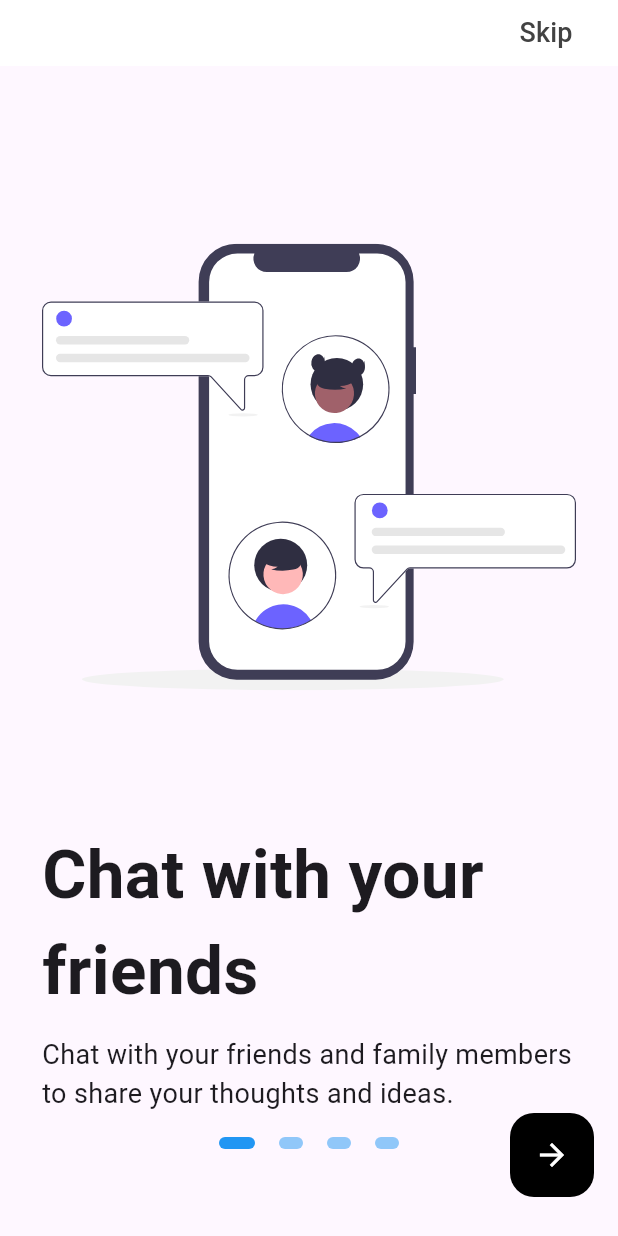
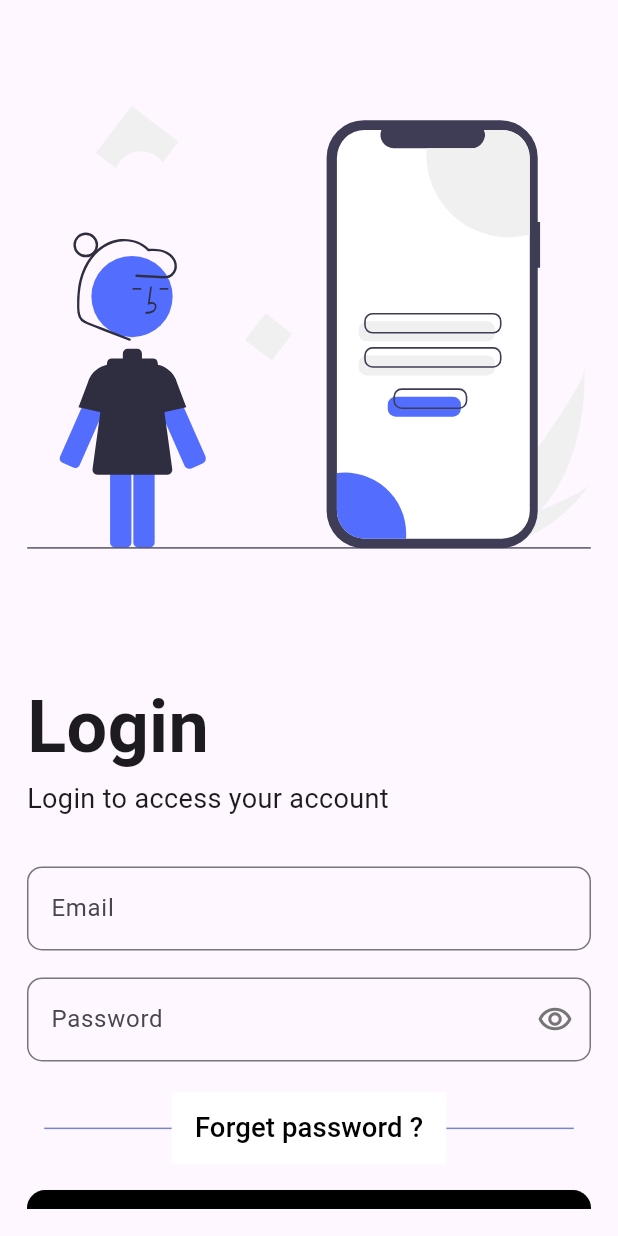
Before and after one commit to AhmedSamy02/tasklist_application, a Flutter app: the screen it shows after launch, on a phone screen of 412 x 824 dp. Run offline on Flutter 3.47's test engine with Material 3 defaults, Android fonts, the phone set to English and light mode, and no system bars; drawn by our look-alikes of flutter_onboarding_slider; our stand-ins replace dartz, dio, flutter_screenutil, flutter_svg, get_it, google_fonts and 1 more; missing offline and left inert: cloudinary_api, dart_frog, dart_jsonwebtoken, mongo_dart; Roboto replaces fonts that are missing (Cookie).

Commit message:
[➕ FR] Application; Login Screen Added

```diff
--- a/tasklist_application/tasklist_recipes_chat/lib/core/constants/assets.dart
+++ b/tasklist_application/tasklist_recipes_chat/lib/core/constants/assets.dart
@@ -2,3 +2,4 @@ const kOnboardingTask = 'assets/images/svg/onboarding_tasks.svg';
 const kOnboardingRecipie = 'assets/images/svg/onboarding_recipie.svg';
 const kOnboardingChat = 'assets/images/svg/onboarding_chat.svg';
 const kOnboardingMedia = 'assets/images/svg/onboarding_media.svg';
+const kLoginAsset = 'assets/images/svg/login.svg';
--- /dev/null
+++ b/tasklist_application/tasklist_recipes_chat/lib/features/auth/presentation/screens/login_screen.dart
@@ -0,0 +1,98 @@
+import 'package:flutter/material.dart';
+import 'package:flutter_screenutil/flutter_screenutil.dart';
+import 'package:flutter_svg/flutter_svg.dart';
+import 'package:tasklist_recipes_chat/core/constants/assets.dart';
+import 'package:tasklist_recipes_chat/features/auth/presentation/widgets/email_textfield.dart';
+import 'package:tasklist_recipes_chat/features/auth/presentation/widgets/login_paragraph.dart';
+import 'package:tasklist_recipes_chat/features/auth/presentation/widgets/password_textfield.dart';
+
+class LoginScreen extends StatelessWidget {
+  final _emailController = TextEditingController();
+  final _passwordController = TextEditingController();
+
+  LoginScreen({super.key});
+  @override
+  Widget build(BuildContext context) {
+    return Scaffold(
+      body: Padding(
+        padding: const EdgeInsets.all(18.0),
+        child: SingleChildScrollView(
+          child: Column(
+            children: [
+              SizedBox(
+                height: 350.sp,
+                child: SvgPicture.asset(kLoginAsset),
+              ),
+              Padding(
+                padding: EdgeInsets.symmetric(vertical: 28.sp),
+                child: const LoginParagraph(),
+              ),
+              Column(
+                children: [
+                  EmailTextfield(
+                      emailController: _emailController, enabled: true),
+                  Padding(
+                    padding: const EdgeInsets.only(top: 18.0),
+                    child: PasswordTextfield(
+                      controller: _passwordController,
+                      textInputAction: TextInputAction.done,
+                    ),
+                  )
+                ],
+              ),
+              Padding(
+                padding: EdgeInsets.only(top: 18.sp),
+                child: Stack(
+                  alignment: Alignment.center,
+                  children: [
+                    Divider(
+                      color: Colors.indigo[300],
+                      endIndent: 10.sp,
+                      indent: 10.sp,
+                    ),
+                    Container(
+                      color: Colors.white,
+                      width: 160.w,
+                      child: TextButton(
+                        onPressed: () {},
+                        child: Text(
+                          'Forget password ?',
+                          style:
+                              TextStyle(color: Colors.black, fontSize: 16.sp),
+                        ),
+                      ),
+                    )
+                  ],
+                ),
+              ),
+              Padding(
+                padding: EdgeInsets.only(top: 15.sp),
+                child: SizedBox(
+                  width: double.infinity,
+                  height: 50.sp,
+                  child: ElevatedButton(
+                    onPressed: () {},
+                    style: ElevatedButton.styleFrom(
+                      backgroundColor: Colors.black,
+                      shape: RoundedRectangleBorder(
+                        borderRadius: BorderRadius.circular(12),
+                      ),
+                    ),
+                    child: const Text(
+                      'Login',
+                      style: TextStyle(
+                        fontSize: 18,
+                        fontWeight: FontWeight.bold,
+                        color: Colors.white,
+                      ),
+                    ),
+                  ),
+                ),
+              )
+            ],
+          ),
+        ),
+      ),
+    );
+  }
+}
--- /dev/null
+++ b/tasklist_application/tasklist_recipes_chat/lib/features/auth/presentation/widgets/email_textfield.dart
@@ -0,0 +1,39 @@
+import 'package:flutter/material.dart';
+
+class EmailTextfield extends StatelessWidget {
+  const EmailTextfield({
+    super.key,
+    required this.emailController,
+    this.initialValue,
+    required this.enabled,
+  });
+  final TextEditingController emailController;
+  final String? initialValue;
+  final bool enabled;
+  @override
+  Widget build(BuildContext context) {
+    return TextFormField(
+      initialValue: initialValue,
+      controller: emailController,
+      enabled: enabled,
+      keyboardType: TextInputType.emailAddress,
+      maxLines: 1,
+      textInputAction: TextInputAction.next,
+      decoration: const InputDecoration(
+          focusedBorder: OutlineInputBorder(
+            borderSide: BorderSide(color: Colors.indigo, width: 2.0),
+            borderRadius: BorderRadius.all(
+              Radius.circular(10),
+            ),
+          ),
+          border: OutlineInputBorder(
+            borderSide: BorderSide(color: Colors.grey, width: 2.0),
+            borderRadius: BorderRadius.all(
+              Radius.circular(10),
+            ),
+          ),
+          labelText: 'Email',
+          floatingLabelStyle: TextStyle(color: Colors.indigo, fontSize: 18)),
+    );
+  }
+}
--- /dev/null
+++ b/tasklist_application/tasklist_recipes_chat/lib/features/auth/presentation/widgets/login_paragraph.dart
@@ -0,0 +1,31 @@
+import 'package:flutter/material.dart';
+import 'package:google_fonts/google_fonts.dart';
+
+class LoginParagraph extends StatelessWidget {
+  const LoginParagraph({
+    super.key,
+  });
+
+  @override
+  Widget build(BuildContext context) {
+    return Column(
+      crossAxisAlignment: CrossAxisAlignment.start,
+      children: [
+        SizedBox(
+          width: double.infinity,
+          child: Text(
+            'Login',
+            style:
+                GoogleFonts.cookie(fontSize: 48, fontWeight: FontWeight.bold),
+          ),
+        ),
+        const Text(
+          'Login to access your account',
+          style: TextStyle(
+            fontSize: 18,
+          ),
+        ),
+      ],
+    );
+  }
+}
--- /dev/null
+++ b/tasklist_application/tasklist_recipes_chat/lib/features/auth/presentation/widgets/password_textfield.dart
@@ -0,0 +1,53 @@
+import 'package:flutter/material.dart';
+
+class PasswordTextfield extends StatefulWidget {
+  const PasswordTextfield({
+    super.key,
+    required this.controller,
+    required this.textInputAction,
+  });
+  final TextEditingController controller;
+  final TextInputAction textInputAction;
+  @override
+  State<PasswordTextfield> createState() => _PasswordTextfieldState();
+}
+
+class _PasswordTextfieldState extends State<PasswordTextfield> {
+  bool shown = false;
+  @override
+  Widget build(BuildContext context) {
+    return TextField(
+      controller: widget.controller,
+      keyboardType: TextInputType.visiblePassword,
+      obscureText: !shown,
+      maxLines: 1,
+      textInputAction: widget.textInputAction,
+      decoration: InputDecoration(
+          focusedBorder: const OutlineInputBorder(
+            borderSide: BorderSide(color: Colors.indigo, width: 2.0),
+            borderRadius: BorderRadius.all(
+              Radius.circular(10),
+            ),
+          ),
+          border: const OutlineInputBorder(
+            borderSide: BorderSide(color: Colors.grey, width: 2.0),
+            borderRadius: BorderRadius.all(
+              Radius.circular(10),
+            ),
+          ),
+          labelText: 'Password',
+          suffixIcon: IconButton(
+              onPressed: () {
+                setState(() {
+                  shown = !shown;
+                });
+              },
+              icon: Icon(
+                Icons.remove_red_eye_outlined,
+                color: Colors.grey[600],
+              )),
+          floatingLabelStyle:
+              const TextStyle(color: Colors.indigo, fontSize: 18)),
+    );
+  }
+}
--- a/tasklist_application/tasklist_recipes_chat/lib/main.dart
+++ b/tasklist_application/tasklist_recipes_chat/lib/main.dart
@@ -1,6 +1,8 @@
 import 'package:flutter/material.dart';
+import 'package:flutter_screenutil/flutter_screenutil.dart';
 import 'package:google_fonts/google_fonts.dart';
 import 'package:tasklist_recipes_chat/core/constants/screens.dart';
+import 'package:tasklist_recipes_chat/features/auth/presentation/screens/login_screen.dart';
 import 'package:tasklist_recipes_chat/features/auth/presentation/screens/onboarding_screen.dart';
 
 void main() {
@@ -12,16 +14,21 @@ class MainApp extends StatelessWidget {
 
   @override
   Widget build(BuildContext context) {
-    return MaterialApp(
+    return ScreenUtilInit(
+      minTextAdapt: true,
+      splitScreenMode: true,
+      child: MaterialApp(
         debugShowCheckedModeBanner: false,
         theme: ThemeData(
-        primarySwatch: Colors.blueGrey,
+          primarySwatch: Colors.indigo,
           textTheme: GoogleFonts.robotoTextTheme(),
         ),
-      initialRoute: kOnboardingScreen,
+        initialRoute: kLoginScreen,
         routes: {
           kOnboardingScreen: (context) => const OnboardingScreen(),
+          kLoginScreen: (context) => LoginScreen()
         },
+      ),
     );
   }
 }
--- a/tasklist_application/tasklist_recipes_chat/pubspec.yaml
+++ b/tasklist_application/tasklist_recipes_chat/pubspec.yaml
@@ -15,6 +15,7 @@ dependencies:
     sdk: flutter
   flutter_bloc: ^8.1.6
   flutter_onboarding_slider: ^1.0.11
+  flutter_screenutil: ^5.9.3
   flutter_svg: ^2.0.10+1
   get_it: ^7.7.0
   google_fonts: ^6.2.1
```
Also changed, not shown: tasklist_application/tasklist_recipes_chat/assets/images/svg/login.svg (added), tasklist_application/tasklist_recipes_chat/pubspec.lock. Lines whose indentation alone changed are shown as unchanged.
